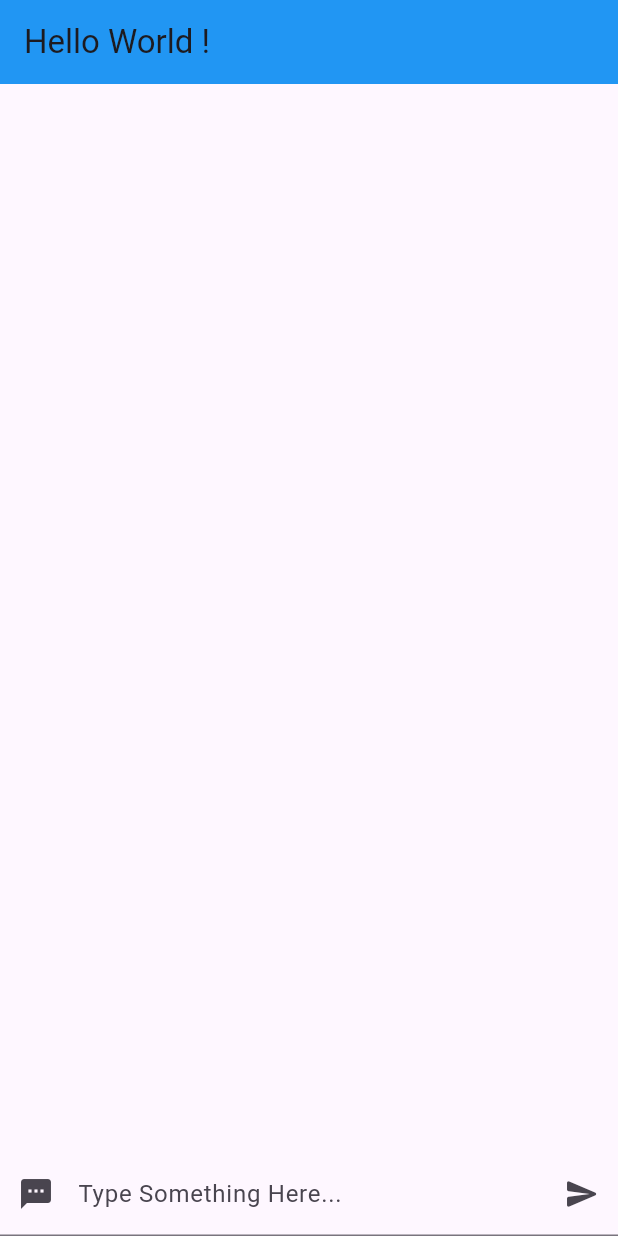
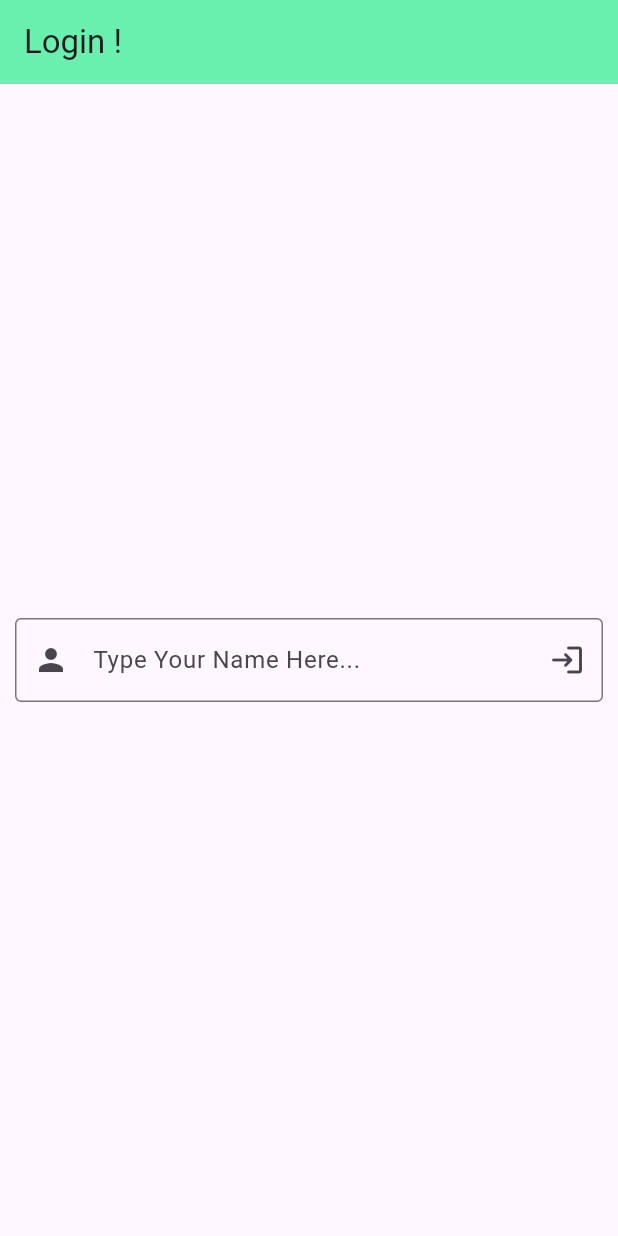
Before and after one commit to i-am-chaddo/hello_world, a Flutter app: the screen it shows after launch, on a phone screen of 412 x 824 dp. Run offline on Flutter 3.47's test engine with Material 3 defaults, Android fonts, the phone set to English and light mode, and no system bars.

```diff
--- /dev/null
+++ b/lib/home_page.dart
@@ -0,0 +1,42 @@
+import 'package:flutter/material.dart';
+import 'post.dart';
+import 'post_list.dart';
+import 'input_text.dart';
+
+class HomePage extends StatefulWidget {
+  final String name;
+
+  const HomePage(this.name, {super.key});
+
+  @override
+  State<HomePage> createState() => _HomePageState();
+}
+
+class _HomePageState extends State<HomePage> {
+  List<Post> posts = [];
+
+  void newPost(String text) {
+    setState(() {
+      posts.add(Post(text, widget.name));
+    });
+  }
+
+  @override
+  Widget build(BuildContext context) {
+    return Scaffold(
+        appBar: AppBar(
+          centerTitle: false,
+          title: const Text("Hello World !"),
+          backgroundColor: Colors.greenAccent,
+        ),
+        body: Padding(
+          padding: const EdgeInsets.all(10),
+          child: Column(
+            children: <Widget>[
+              Expanded(child: PostList(posts)),
+              TextInput(newPost)
+            ],
+          ),
+        ));
+  }
+}
--- /dev/null
+++ b/lib/login.dart
@@ -0,0 +1,59 @@
+import 'package:flutter/material.dart';
+import 'package:hello_world/home_page.dart';
+
+class LoginPage extends StatelessWidget {
+  const LoginPage({super.key});
+
+  @override
+  Widget build(BuildContext context) {
+    return Scaffold(
+      appBar: AppBar(
+        centerTitle: false,
+        title: const Text("Login !"),
+        backgroundColor: Colors.greenAccent,
+      ),
+      body: const Body(),
+    );
+  }
+}
+
+class Body extends StatefulWidget {
+  const Body({super.key});
+
+  @override
+  State<Body> createState() => _BodyState();
+}
+
+class _BodyState extends State<Body> {
+  late String name;
+  TextEditingController controller = TextEditingController();
+
+  @override
+  Widget build(BuildContext context) {
+    return Align(
+        alignment: Alignment.center,
+        child: Padding(
+          padding: const EdgeInsets.all(10),
+          child: TextField(
+            controller: controller,
+            decoration: InputDecoration(
+                prefixIcon: const Icon(Icons.person),
+                labelText: "Type Your Name Here...",
+                border: const OutlineInputBorder(
+                    borderSide:
+                        BorderSide(width: 5, color: Colors.greenAccent)),
+                suffixIcon: IconButton(
+                  icon: const Icon(Icons.login_rounded),
+                  tooltip: "Submit",
+                  onPressed: click,
+                )),
+          ),
+        ));
+  }
+
+  void click() {
+    name = controller.text.trim();
+    Navigator.push(
+        context, MaterialPageRoute(builder: (context) => HomePage(name)));
+  }
+}
--- a/lib/main.dart
+++ b/lib/main.dart
@@ -1,25 +1,8 @@
 import 'package:flutter/material.dart';
+import 'login.dart';
 
 void main() {
   runApp(const MainApp());
-}
-
-class Post {
-  late String body;
-  late String author;
-  int likes = 0;
-  bool userLiked = false;
-
-  Post(this.body, this.author);
-
-  void likePost() {
-    userLiked = !userLiked;
-    if (userLiked) {
-      likes += 1;
-    } else {
-      likes -= 1;
-    }
-  }
 }
 
 class MainApp extends StatelessWidget {
@@ -30,138 +13,10 @@ class MainApp extends StatelessWidget {
     return MaterialApp(
       title: "Hello World",
       theme: ThemeData(
-        primarySwatch: Colors.yellow,
+        primarySwatch: Colors.green,
         visualDensity: VisualDensity.adaptivePlatformDensity,
       ),
-      home: const HomePage(),
+      home: const LoginPage(),
     );
   }
 }
-
-class HomePage extends StatefulWidget {
-  const HomePage({super.key});
-
-  @override
-  State<HomePage> createState() => _HomePageState();
-}
-
-class _HomePageState extends State<HomePage> {
-  List<Post> posts = [];
-
-  void newPost(String text) {
-    setState(() {
-      posts.add(Post(text, "Azad"));
-    });
-  }
-
-  @override
-  Widget build(BuildContext context) {
-    return Scaffold(
-      appBar: AppBar(
-        centerTitle: false,
-        title: const Text("Hello World !"),
-        backgroundColor: Colors.blue[500],
-      ),
-      body: Column(
-        children: <Widget>[
-          Expanded(child: PostList(posts)),
-          TextInput(newPost)
-        ],
-      ),
-    );
-  }
-}
-
-class TextInput extends StatefulWidget {
-  final Function(String) callabck;
-
-  const TextInput(this.callabck, {super.key});
-
-  @override
-  State<TextInput> createState() => _TextInputState();
-}
-
-class _TextInputState extends State<TextInput> {
-  final controller = TextEditingController();
-  String text = "";
-
-  @override
-  void dispose() {
-    super.dispose();
-    controller.dispose();
-  }
-
-  void click() {
-    FocusScope.of(context).unfocus();
-    widget.callabck(controller.text);
-    controller.clear();
-  }
-
-  @override
-  Widget build(BuildContext context) {
-    return TextField(
-        controller: controller,
-        decoration: InputDecoration(
-            prefixIcon: const Icon(Icons.sms_rounded),
-            labelText: "Type Something Here...",
-            suffixIcon: IconButton(
-              icon: const Icon(Icons.send_rounded),
-              tooltip: "Send",
-              onPressed: click,
-            )));
-  }
-}
-
-class PostList extends StatefulWidget {
-  final List<Post> listItems;
-  const PostList(this.listItems, {super.key});
-
-  @override
-  State<PostList> createState() => _PostListState();
-}
-
-class _PostListState extends State<PostList> {
-  void like(Function callBack) {
-    setState(() {
-      callBack();
-    });
-  }
-
-  @override
-  Widget build(BuildContext context) {
-    return ListView.builder(
-      itemCount: widget.listItems.length,
-      itemBuilder: (context, index) {
-        var post = widget.listItems[index];
-        return Card(
-          child: Row(
-            children: <Widget>[
-              Expanded(
-                child: ListTile(
-                  title: Text(post.body),
-                  subtitle: Text(post.author),
-                ),
-              ),
-              Row(
-                children: <Widget>[
-                  Container(
-                    padding: const EdgeInsets.fromLTRB(5, 5, 5, 5),
-                    child: Text(
-                      post.likes.toString(),
-                      style: const TextStyle(fontSize: 20),
-                    ),
-                  ),
-                  IconButton(
-                    icon: const Icon(Icons.thumb_up_rounded),
-                    onPressed: () => like(post.likePost),
-                    color: post.userLiked ? Colors.blue[500] : Colors.black,
-                  )
-                ],
-              )
-            ],
-          ),
-        );
-      },
-    );
-  }
-}
```
Also changed, not shown: lib/input_text.dart (added, +43 -0 lines), lib/post.dart (added, +17 -0 lines), lib/post_list.dart (added, +60 -0 lines).
